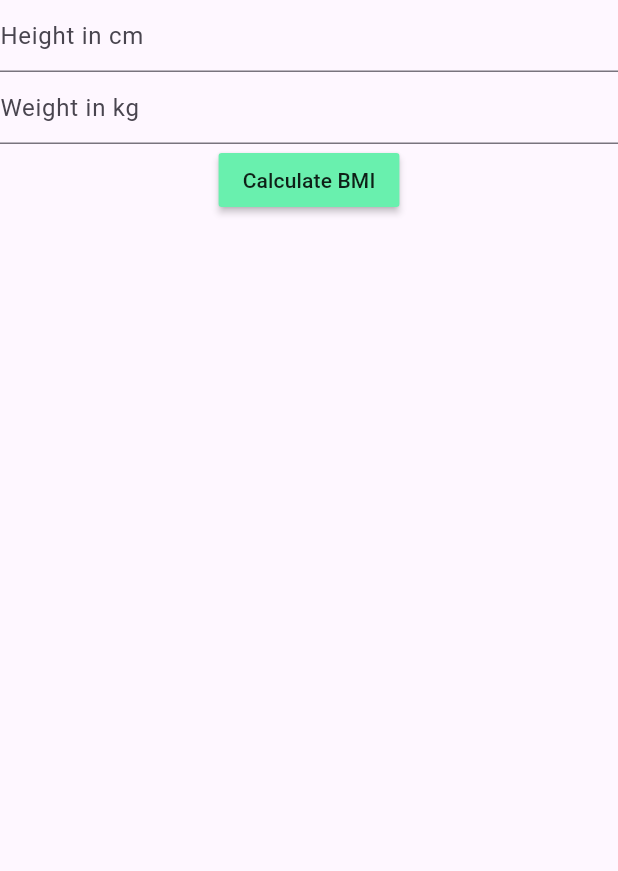
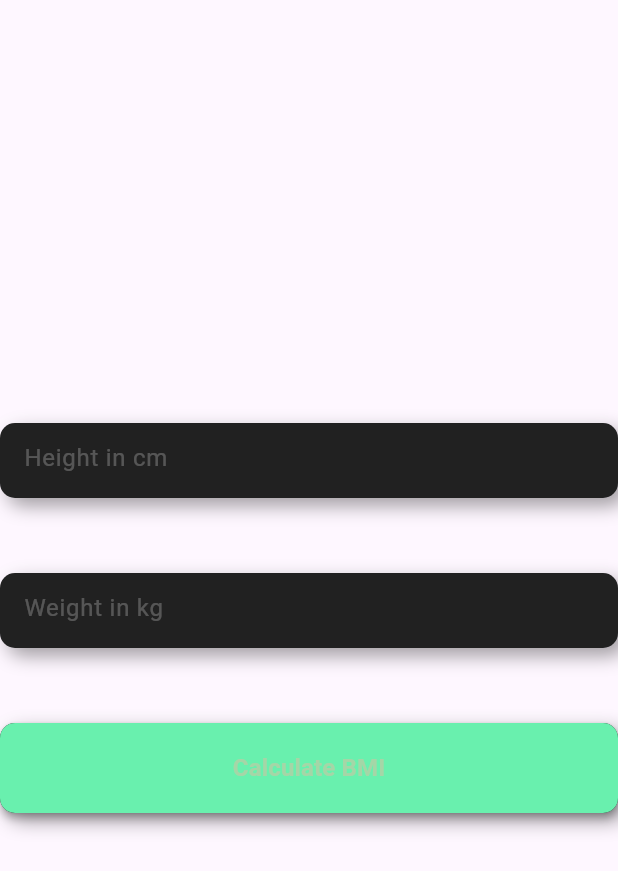
Before and after one commit to AbhishekKonnayil/bmi_calculator_flutter, a Flutter app: the screen it shows after launch, after a tap on "Calculate BMI", on a phone screen of 412 x 824 dp. Shown: the top 871 px of the screen. Run offline on Flutter 3.47's test engine with Material 3 defaults, Android fonts, the phone set to English and light mode, and no system bars.

Commit message:
refactor HomePage UI and enhance BMI calculation functionality

```diff
--- a/lib/home_page.dart
+++ b/lib/home_page.dart
@@ -11,31 +11,111 @@ class _HomePageState extends State<HomePage> {
   double? bmiValue;
   TextEditingController heightController = TextEditingController();
   TextEditingController weightController = TextEditingController();
+
+  final BoxDecoration boxDecoration = BoxDecoration(
+    color: Colors.grey.shade900,
+    borderRadius: const BorderRadius.all(Radius.circular(10)),
+    boxShadow: const [
+      BoxShadow(color: Colors.black38, offset: Offset(5, 5), blurRadius: 10),
+      BoxShadow(color: Colors.white12, offset: Offset(-5, -5), blurRadius: 10),
+    ],
+  );
   @override
   Widget build(BuildContext context) {
-    return Scaffold(body: buildInputUi());
+    return Scaffold(body: bmiValue == null ? buildInputUi() : buildOutputUi());
   }
 
   Widget buildInputUi() {
     return Column(
+      mainAxisAlignment: MainAxisAlignment.center,
       children: [
-        TextField(
-          controller: heightController,
-          decoration: InputDecoration(hintText: 'Height in cm'),
+        Container(
+          height: 50,
+          decoration: boxDecoration,
+          child: TextField(
+            cursorColor: Colors.white60,
+            style: const TextStyle(color: Colors.white70),
+            controller: heightController,
+            decoration: InputDecoration(
+              border: OutlineInputBorder(borderSide: BorderSide.none),
+              hintStyle: TextStyle(color: Colors.white24),
+              hintText: 'Height in cm',
+            ),
+          ),
         ),
-        TextField(
-          controller: weightController,
-          decoration: InputDecoration(hintText: 'Weight in kg'),
+        const SizedBox(height: 50),
+
+        Container(
+          height: 50,
+          decoration: boxDecoration,
+          child: TextField(
+            cursorColor: Colors.white60,
+            style: const TextStyle(color: Colors.white70),
+            controller: weightController,
+            decoration: InputDecoration(
+              border: OutlineInputBorder(borderSide: BorderSide.none),
+              hintStyle: TextStyle(color: Colors.white24),
+              hintText: 'Weight in kg',
+            ),
+          ),
         ),
-        MaterialButton(
-          color: Colors.greenAccent,
-          onPressed: calculateBMI,
-          child: Text('Calculate BMI'),
+
+        const SizedBox(height: 50),
+
+        Container(
+          decoration: boxDecoration,
+          child: MaterialButton(
+            height: 60,
+            shape: const RoundedRectangleBorder(
+              borderRadius: BorderRadius.all(Radius.circular(10)),
+            ),
+            minWidth: double.infinity,
+            color: Colors.greenAccent,
+            onPressed: calculateBMI,
+            child: Text(
+              'Calculate BMI',
+              style: TextStyle(
+                color: Colors.green.shade200,
+                fontSize: 16,
+                fontWeight: FontWeight.bold,
+              ),
+            ),
+          ),
         ),
       ],
     );
   }
 
+  Widget buildOutputUi() {
+    return Column(
+      children: [
+        Text("$bmiValue"),
+        MaterialButton(
+          color: Colors.greenAccent,
+          onPressed: checkAnother,
+          child: Text("Check Another"),
+        ),
+      ],
+    );
+  }
 
-  void calculateBMI() {}
+  void calculateBMI() {
+    //BMI Formula: weight (kg) / [height (m)]^2
+
+    double h = double.tryParse(heightController.text)! / 100;
+    double w = double.tryParse(weightController.text)!;
+    setState(() {
+      bmiValue = w / (h * h);
+    });
+
+    print("BMI : $bmiValue");
+  }
+
+  void checkAnother() {
+    setState(() {
+      heightController.text = "";
+      weightController.text = "";
+      bmiValue = null;
+    });
+  }
 }
```
